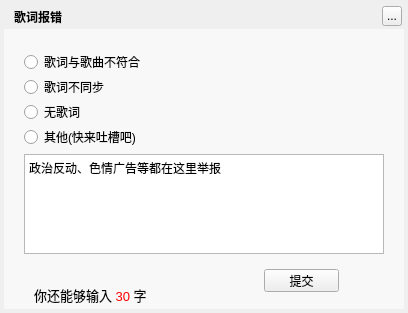
Old version of the form TTKCore/musicUiKits/musicLrcKits/musiclrcerrorwidget.ui in the repository Greedysky/TTKMusicPlayer.
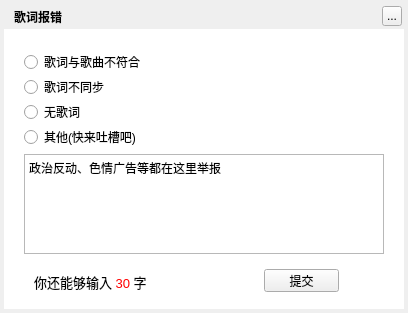
New version of the form.

What changed in the file:
```diff
--- a/TTKCore/musicUiKits/musicLrcKits/musiclrcerrorwidget.ui
+++ b/TTKCore/musicUiKits/musicLrcKits/musiclrcerrorwidget.ui
@@ -65,7 +65,7 @@
     </rect>
    </property>
    <property name="styleSheet">
-    <string notr="true">background:rgba(255,255,255,150)</string>
+    <string notr="true">background:white;</string>
    </property>
   </widget>
   <widget class="QRadioButton" name="radioButton1">
@@ -154,7 +154,7 @@
    <property name="geometry">
     <rect>
      <x>34</x>
-     <y>285</y>
+     <y>272</y>
      <width>181</width>
      <height>20</height>
     </rect>
```
